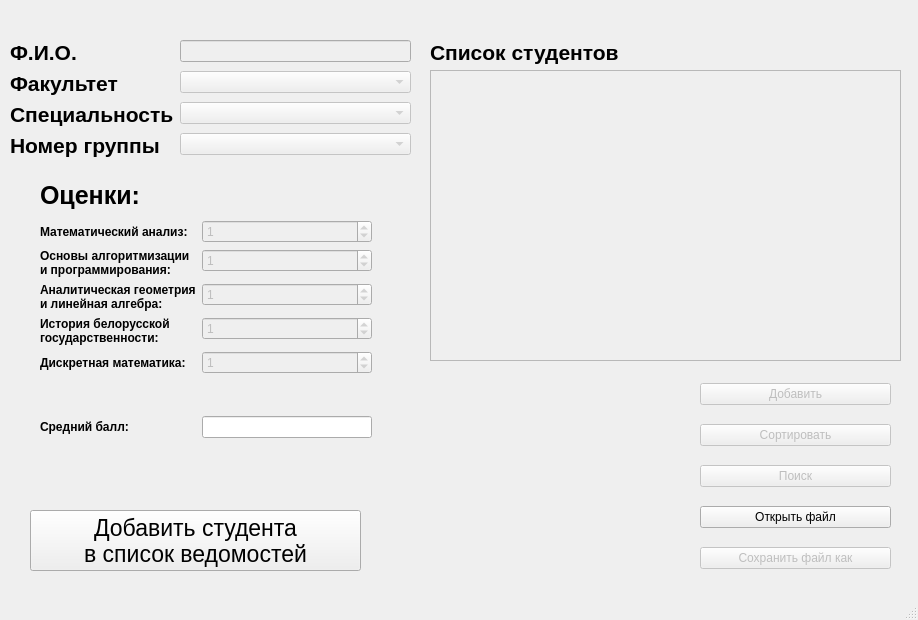
Before: the Qt Designer form LabWork2/Task2/mainwindow.ui in deviyan13/Labs2Sem, drawn with Qt 5.
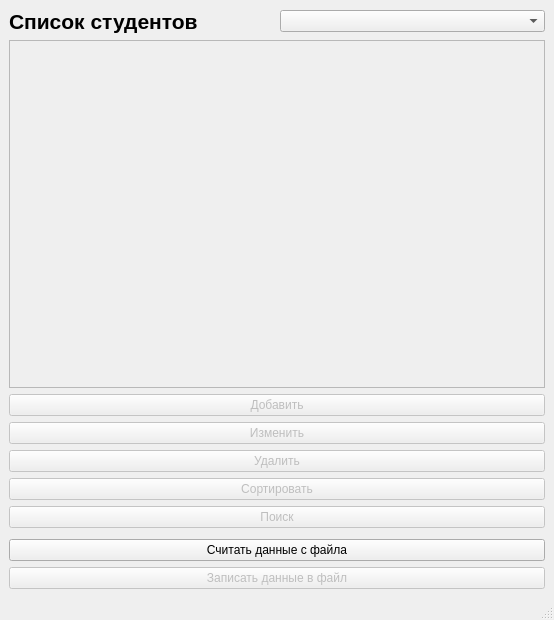
After: the same form once the commit is applied. Icons and pictures are not drawn.

```diff
--- a/LabWork2/Task2/mainwindow.ui
+++ b/LabWork2/Task2/mainwindow.ui
@@ -6,7 +6,7 @@
    <rect>
     <x>0</x>
     <y>0</y>
-    <width>918</width>
+    <width>554</width>
     <height>620</height>
    </rect>
   </property>
@@ -25,340 +25,12 @@
   <property name="windowTitle">
    <string>Ведомости успеваемости</string>
   </property>
+  <property name="autoFillBackground">
+   <bool>false</bool>
+  </property>
   <widget class="QWidget" name="centralwidget">
-   <widget class="QLabel" name="label_2">
-    <property name="geometry">
-     <rect>
-      <x>40</x>
-      <y>180</y>
-      <width>121</width>
-      <height>31</height>
-     </rect>
-    </property>
-    <property name="font">
-     <font>
-      <pointsize>19</pointsize>
-      <bold>true</bold>
-     </font>
-    </property>
-    <property name="text">
-     <string>Оценки:</string>
-    </property>
-   </widget>
-   <widget class="QListWidget" name="listWidget">
-    <property name="enabled">
-     <bool>false</bool>
-    </property>
-    <property name="geometry">
-     <rect>
-      <x>430</x>
-      <y>70</y>
-      <width>471</width>
-      <height>291</height>
-     </rect>
-    </property>
-   </widget>
-   <widget class="QLabel" name="label_11">
-    <property name="geometry">
-     <rect>
-      <x>430</x>
-      <y>40</y>
-      <width>191</width>
-      <height>25</height>
-     </rect>
-    </property>
-    <property name="font">
-     <font>
-      <pointsize>16</pointsize>
-      <bold>true</bold>
-     </font>
-    </property>
-    <property name="text">
-     <string>Список студентов</string>
-    </property>
-   </widget>
-   <widget class="QWidget" name="layoutWidget">
-    <property name="geometry">
-     <rect>
-      <x>40</x>
-      <y>220</y>
-      <width>332</width>
-      <height>281</height>
-     </rect>
-    </property>
-    <layout class="QFormLayout" name="marks">
-     <item row="0" column="0">
-      <widget class="QLabel" name="label_3">
-       <property name="font">
-        <font>
-         <bold>true</bold>
-        </font>
-       </property>
-       <property name="text">
-        <string>Математический анализ:</string>
-       </property>
-      </widget>
-     </item>
-     <item row="1" column="0">
-      <widget class="QLabel" name="label_4">
-       <property name="font">
-        <font>
-         <bold>true</bold>
-        </font>
-       </property>
-       <property name="text">
-        <string>Основы алгоритмизации
-и программирования:</string>
-       </property>
-      </widget>
-     </item>
-     <item row="2" column="0">
-      <widget class="QLabel" name="label_5">
-       <property name="font">
-        <font>
-         <bold>true</bold>
-        </font>
-       </property>
-       <property name="text">
-        <string>Аналитическая геометрия
-и линейная алгебра:</string>
-       </property>
-      </widget>
-     </item>
-     <item row="3" column="0">
-      <widget class="QLabel" name="label_6">
-       <property name="font">
-        <font>
-         <bold>true</bold>
-        </font>
-       </property>
-       <property name="text">
-        <string>История белорусской
-государственности:</string>
-       </property>
-      </widget>
-     </item>
-     <item row="4" column="0">
-      <widget class="QLabel" name="label_7">
-       <property name="font">
-        <font>
-         <bold>true</bold>
-        </font>
-       </property>
-       <property name="text">
-        <string>Дискретная математика:</string>
-       </property>
-      </widget>
-     </item>
-     <item row="5" column="0">
-      <spacer name="verticalSpacer">
-       <property name="orientation">
-        <enum>Qt::Vertical</enum>
-       </property>
-       <property name="sizeType">
-        <enum>QSizePolicy::Fixed</enum>
-       </property>
-       <property name="sizeHint" stdset="0">
-        <size>
-         <width>20</width>
-         <height>30</height>
-        </size>
-       </property>
-      </spacer>
-     </item>
-     <item row="6" column="0">
-      <widget class="QLabel" name="label_8">
-       <property name="font">
-        <font>
-         <bold>true</bold>
-        </font>
-       </property>
-       <property name="text">
-        <string>Средний балл:</string>
-       </property>
-      </widget>
-     </item>
-     <item row="6" column="1">
-      <widget class="QLineEdit" name="lineAvgMark">
-       <property name="enabled">
-        <bool>true</bool>
-       </property>
-       <property name="frame">
-        <bool>true</bool>
-       </property>
-       <property name="readOnly">
-        <bool>true</bool>
-       </property>
-      </widget>
-     </item>
-     <item row="0" column="1">
-      <widget class="QSpinBox" name="spinMatan">
-       <property name="enabled">
-        <bool>false</bool>
-       </property>
-       <property name="maximum">
-        <number>10</number>
-       </property>
-       <property name="value">
-        <number>1</number>
-       </property>
-      </widget>
-     </item>
-     <item row="1" column="1">
-      <widget class="QSpinBox" name="spinOAIP">
-       <property name="enabled">
-        <bool>false</bool>
-       </property>
-       <property name="maximum">
-        <number>10</number>
-       </property>
-       <property name="value">
-        <number>1</number>
-       </property>
-      </widget>
-     </item>
-     <item row="2" column="1">
-      <widget class="QSpinBox" name="spinAgila">
-       <property name="enabled">
-        <bool>false</bool>
-       </property>
-       <property name="maximum">
-        <number>10</number>
-       </property>
-       <property name="value">
-        <number>1</number>
-       </property>
-      </widget>
-     </item>
-     <item row="3" column="1">
-      <widget class="QSpinBox" name="spinHist">
-       <property name="enabled">
-        <bool>false</bool>
-       </property>
-       <property name="maximum">
-        <number>10</number>
-       </property>
-       <property name="value">
-        <number>1</number>
-       </property>
-      </widget>
-     </item>
-     <item row="4" column="1">
-      <widget class="QSpinBox" name="spinDM">
-       <property name="enabled">
-        <bool>false</bool>
-       </property>
-       <property name="maximum">
-        <number>10</number>
-       </property>
-       <property name="value">
-        <number>1</number>
-       </property>
-      </widget>
-     </item>
-    </layout>
-   </widget>
-   <widget class="QWidget" name="layoutWidget">
-    <property name="geometry">
-     <rect>
-      <x>10</x>
-      <y>40</y>
-      <width>401</width>
-      <height>162</height>
-     </rect>
-    </property>
-    <layout class="QFormLayout" name="info">
-     <item row="0" column="0">
-      <widget class="QLabel" name="label">
-       <property name="font">
-        <font>
-         <pointsize>16</pointsize>
-         <bold>true</bold>
-        </font>
-       </property>
-       <property name="text">
-        <string>Ф.И.О.</string>
-       </property>
-      </widget>
-     </item>
-     <item row="0" column="1">
-      <widget class="QLineEdit" name="lineName">
-       <property name="enabled">
-        <bool>false</bool>
-       </property>
-      </widget>
-     </item>
-     <item row="1" column="0">
-      <widget class="QLabel" name="label_9">
-       <property name="font">
-        <font>
-         <pointsize>16</pointsize>
-         <bold>true</bold>
-        </font>
-       </property>
-       <property name="text">
-        <string>Факультет</string>
-       </property>
-      </widget>
-     </item>
-     <item row="1" column="1">
-      <widget class="QComboBox" name="comboFaculty">
-       <property name="enabled">
-        <bool>false</bool>
-       </property>
-      </widget>
-     </item>
-     <item row="2" column="0">
-      <widget class="QLabel" name="label_13">
-       <property name="font">
-        <font>
-         <pointsize>16</pointsize>
-         <bold>true</bold>
-        </font>
-       </property>
-       <property name="text">
-        <string>Специальность</string>
-       </property>
-      </widget>
-     </item>
-     <item row="2" column="1">
-      <widget class="QComboBox" name="comboSpeciality">
-       <property name="enabled">
-        <bool>false</bool>
-       </property>
-      </widget>
-     </item>
-     <item row="3" column="0">
-      <widget class="QLabel" name="label_10">
-       <property name="font">
-        <font>
-         <pointsize>16</pointsize>
-         <bold>true</bold>
-        </font>
-       </property>
-       <property name="text">
-        <string>Номер группы</string>
-       </property>
-      </widget>
-     </item>
-     <item row="3" column="1">
-      <widget class="QComboBox" name="comboGroup">
-       <property name="enabled">
-        <bool>false</bool>
-       </property>
-      </widget>
-     </item>
-    </layout>
-   </widget>
-   <widget class="QWidget" name="layoutWidget">
-    <property name="geometry">
-     <rect>
-      <x>700</x>
-      <y>370</y>
-      <width>191</width>
-      <height>215</height>
-     </rect>
-    </property>
+   <layout class="QGridLayout" name="gridLayout">
+    <item row="3" column="1" colspan="2">
     <layout class="QVBoxLayout" name="buttons">
      <property name="spacing">
       <number>6</number>
@@ -382,6 +54,32 @@
        </property>
       </widget>
      </item>
+      <item>
+       <widget class="QPushButton" name="editButton">
+        <property name="enabled">
+         <bool>false</bool>
+        </property>
+        <property name="text">
+         <string>Изменить</string>
+        </property>
+        <property name="icon">
+         <iconset theme="accessories-text-editor"/>
+        </property>
+       </widget>
+      </item>
+      <item>
+       <widget class="QPushButton" name="deleteButton">
+        <property name="enabled">
+         <bool>false</bool>
+        </property>
+        <property name="text">
+         <string>Удалить</string>
+        </property>
+        <property name="icon">
+         <iconset theme="edit-delete"/>
+        </property>
+       </widget>
+      </item>
      <item>
       <widget class="QPushButton" name="sortButton">
        <property name="enabled">
@@ -408,13 +106,29 @@
        </property>
       </widget>
      </item>
+      <item>
+       <spacer name="verticalSpacer">
+        <property name="orientation">
+         <enum>Qt::Vertical</enum>
+        </property>
+        <property name="sizeType">
+         <enum>QSizePolicy::Fixed</enum>
+        </property>
+        <property name="sizeHint" stdset="0">
+         <size>
+          <width>20</width>
+          <height>5</height>
+         </size>
+        </property>
+       </spacer>
+      </item>
      <item>
       <widget class="QPushButton" name="openButton">
        <property name="enabled">
         <bool>true</bool>
        </property>
        <property name="text">
-        <string>Открыть файл</string>
+         <string>Считать данные с файла</string>
        </property>
        <property name="icon">
         <iconset theme="document-new"/>
@@ -427,7 +141,7 @@
         <bool>false</bool>
        </property>
        <property name="text">
-        <string>Сохранить файл как</string>
+         <string>Записать данные в файл</string>
        </property>
        <property name="icon">
         <iconset theme="document-save-as"/>
@@ -435,35 +149,47 @@
       </widget>
      </item>
     </layout>
-   </widget>
-   <widget class="QPushButton" name="acceptAdding">
-    <property name="geometry">
-     <rect>
-      <x>30</x>
-      <y>510</y>
-      <width>331</width>
-      <height>61</height>
-     </rect>
-    </property>
+    </item>
+    <item row="0" column="2">
+     <widget class="QComboBox" name="comboGroups">
+      <property name="currentText">
+       <string/>
+      </property>
+      <property name="maxVisibleItems">
+       <number>10</number>
+      </property>
+      <property name="maxCount">
+       <number>40</number>
+      </property>
+      <property name="sizeAdjustPolicy">
+       <enum>QComboBox::AdjustToContents</enum>
+      </property>
+      <property name="duplicatesEnabled">
+       <bool>false</bool>
+      </property>
+     </widget>
+    </item>
+    <item row="2" column="1" colspan="2">
+     <widget class="QListWidget" name="listWidget">
+      <property name="enabled">
+       <bool>false</bool>
+      </property>
+     </widget>
+    </item>
+    <item row="0" column="1">
+     <widget class="QLabel" name="label_11">
     <property name="font">
      <font>
-      <pointsize>17</pointsize>
+        <pointsize>16</pointsize>
+        <bold>true</bold>
      </font>
     </property>
     <property name="text">
-     <string>Добавить студента
-в список ведомостей</string>
-    </property>
-    <property name="icon">
-     <iconset theme="emblem-default"/>
-    </property>
-    <property name="iconSize">
-     <size>
-      <width>40</width>
-      <height>40</height>
-     </size>
-    </property>
-   </widget>
+       <string>Список студентов</string>
+      </property>
+     </widget>
+    </item>
+   </layout>
   </widget>
   <widget class="QMenuBar" name="menubar">
    <property name="geometry">
```
Left out of the diff: 2 changed lines with no effect on the pictures. Lines whose indentation alone changed are shown as unchanged.
